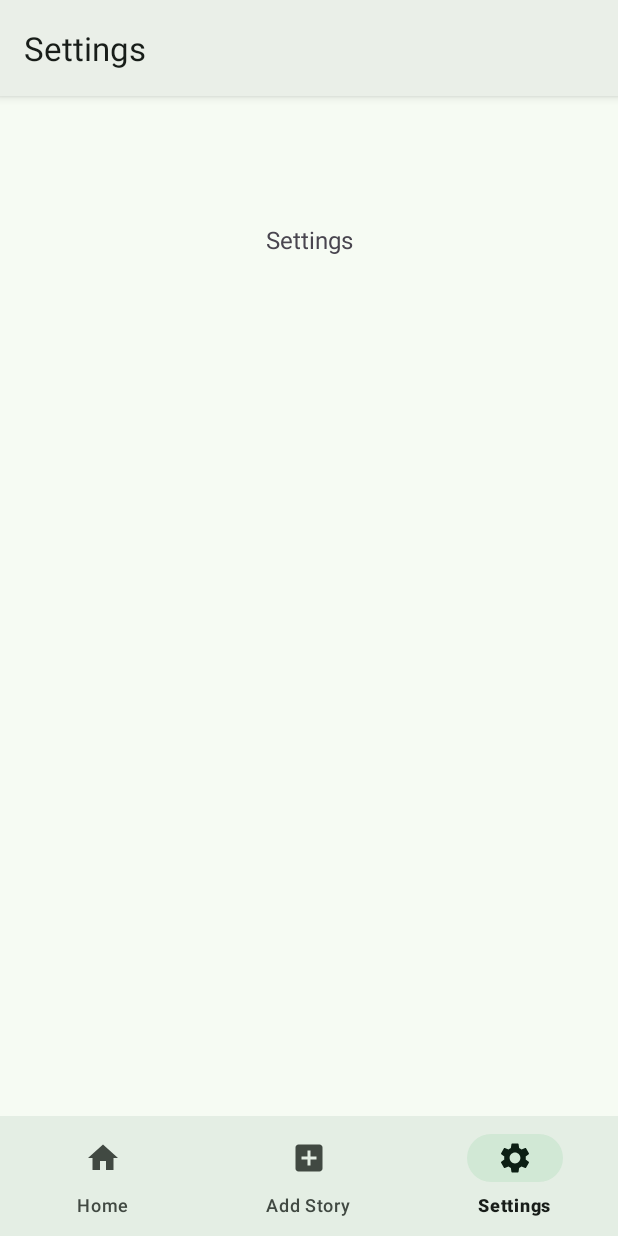
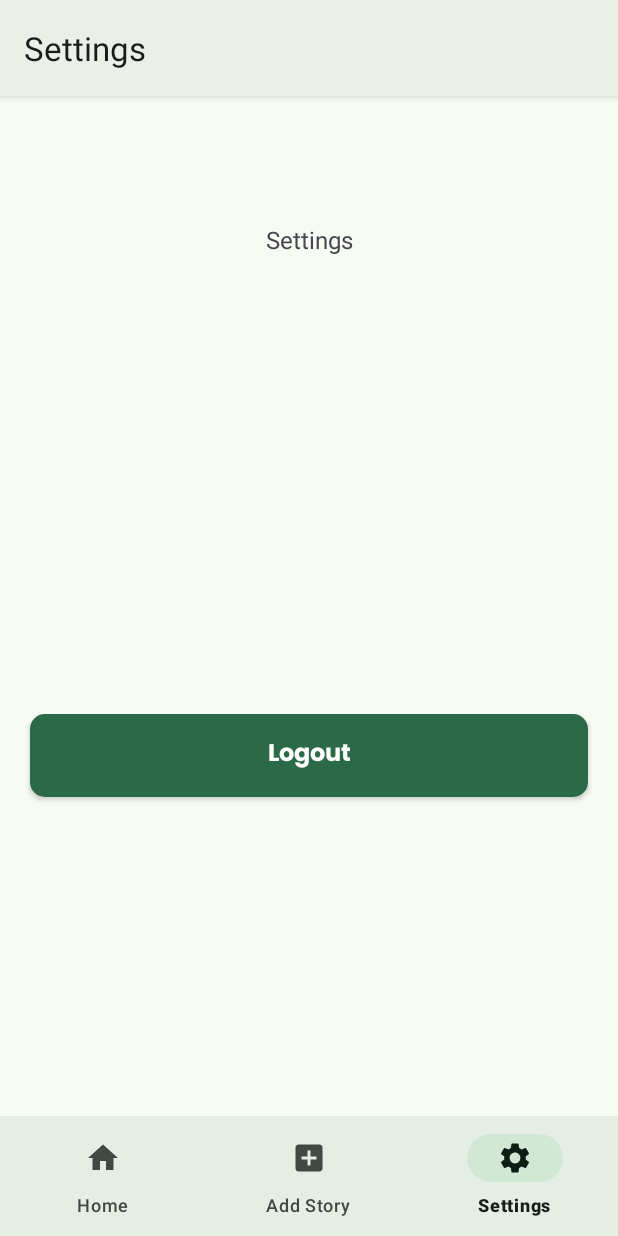
Before and after one commit to notsatria/story-app-kotlin, an Android app: the SettingsFragment screen opened through its navigation route, on a phone screen of 412 x 824 dp. Run offline under Robolectric (Android 15) with nearby library versions, the phone set to English and light mode, and no system bars; our stand-ins replace navigation-ui.

Commit message:
feat: add internet permission and logout button

```diff
--- a/app/src/main/AndroidManifest.xml
+++ b/app/src/main/AndroidManifest.xml
@@ -1,6 +1,9 @@
 <?xml version="1.0" encoding="utf-8"?>
 <manifest xmlns:android="http://schemas.android.com/apk/res/android"
     xmlns:tools="http://schemas.android.com/tools">
+
+    <uses-permission android:name="android.permission.INTERNET" />
+    <uses-permission android:name="android.permission.ACCESS_NETWORK_STATE" />
 
     <application
         android:allowBackup="true"
--- a/app/src/main/res/layout/fragment_settings.xml
+++ b/app/src/main/res/layout/fragment_settings.xml
@@ -21,4 +21,14 @@
 
     </com.google.android.material.appbar.AppBarLayout>
 
+    <Button
+        android:id="@+id/btn_logout"
+        style="@style/CustomButton.Logout"
+        android:layout_width="match_parent"
+        android:layout_height="55dp"
+        android:layout_gravity="center"
+        android:layout_marginHorizontal="20dp"
+        android:layout_marginTop="55dp"
+        android:text="@string/logout" />
+
 </androidx.coordinatorlayout.widget.CoordinatorLayout>
--- a/app/src/main/res/values/strings.xml
+++ b/app/src/main/res/values/strings.xml
@@ -33,4 +33,5 @@
     <string name="add_description">Tambahkan deskripsi cerita</string>
     <string name="upload">Upload</string>
     <string name="description_is_required">Deskripsi wajib diisi</string>
+    <string name="logout">Logout</string>
 </resources>
--- a/app/src/main/res/values/themes.xml
+++ b/app/src/main/res/values/themes.xml
@@ -133,6 +133,14 @@
         <item name="android:textSize">16sp</item>
     </style>
 
+    <style name="CustomButton.Logout" parent="Widget.AppCompat.Button">
+        <item name="android:background">@drawable/btn_auth_background</item>
+        <item name="android:backgroundTint">@color/md_theme_error</item>
+        <item name="android:textAllCaps">false</item>
+        <item name="android:textAppearance">@style/Poppins.Bold</item>
+        <item name="android:textSize">16sp</item>
+    </style>
+
     <style name="Poppins">
         <item name="android:fontFamily">@font/poppins_regular</item>
         <item name="android:textSize">14sp</item>
```
